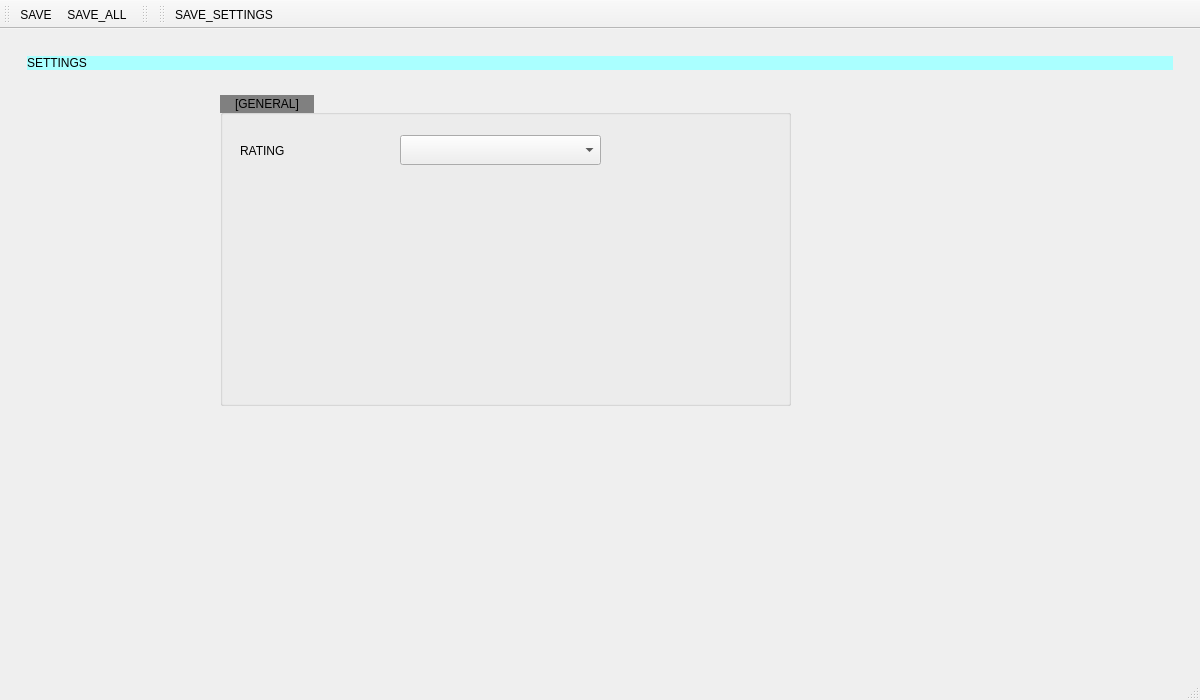
Qt form mainwin.ui (SpeckenbachNet/MovieMetaM) before a commit.
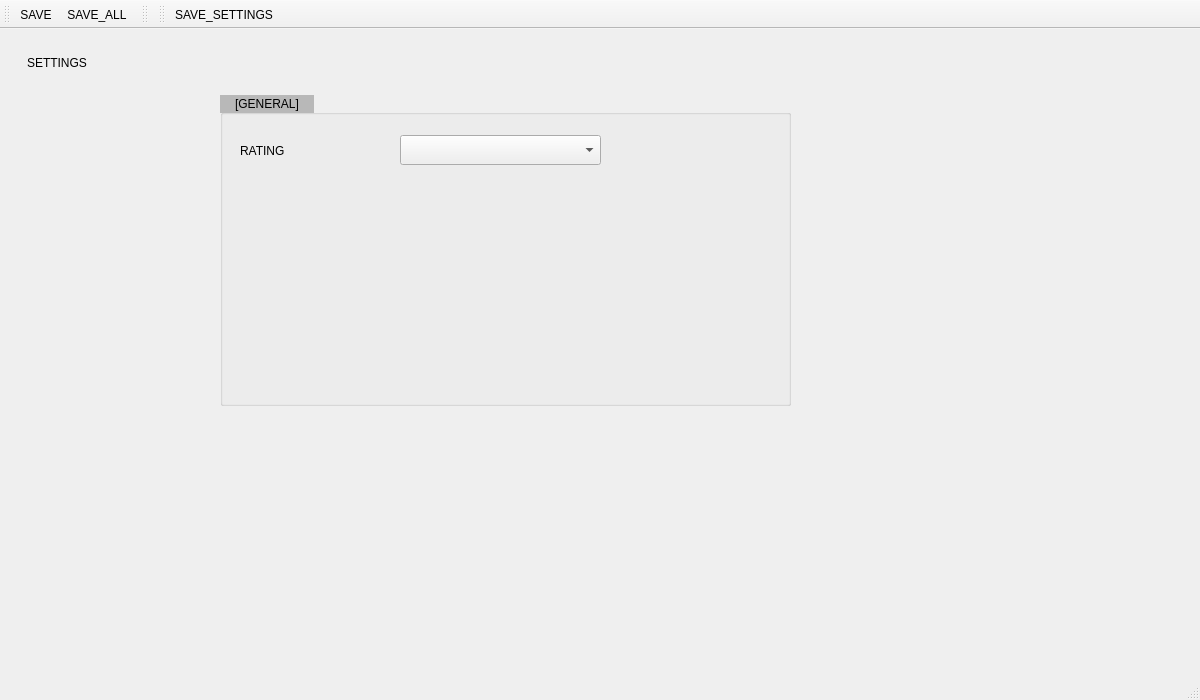
The same form after that commit. The open tabs and pages were chosen to show the change. Icons and pictures are not drawn. Custom widgets are drawn as their Qt base class.

Commit message:
0.3.1 Systemfarben statt fester Farben
- Überschriften, Cover-Rahmen und Einstellungs-Titel nutzen Palettenfarben
- Drag-Hervorhebung beim Cover in der Akzentfarbe des Systems
- Unwirksames Türkis der Einstellungs-Überschrift aus mainwin.ui entfernt

Patch:
```diff
--- a/mainwin.ui
+++ b/mainwin.ui
@@ -456,9 +456,6 @@
           <layout class="QVBoxLayout" name="settingsCentralLayout">
            <item>
             <widget class="QLabel" name="settingsHeaderLabel">
-             <property name="styleSheet">
-              <string notr="true">background-color: rgb(170, 255, 255);</string>
-             </property>
              <property name="text">
               <string>SETTINGS</string>
              </property>
@@ -492,7 +489,7 @@
                  </property>
                  <property name="styleSheet">
                   <string notr="true">QGroupBox::title {  
-background-color: grey;
+background-color: palette(mid);
  subcontrol-position: top left; /* position at the top left*/ 
  padding: 2px 13px;
 }</string>
```
The commit also changes 2 other files.
